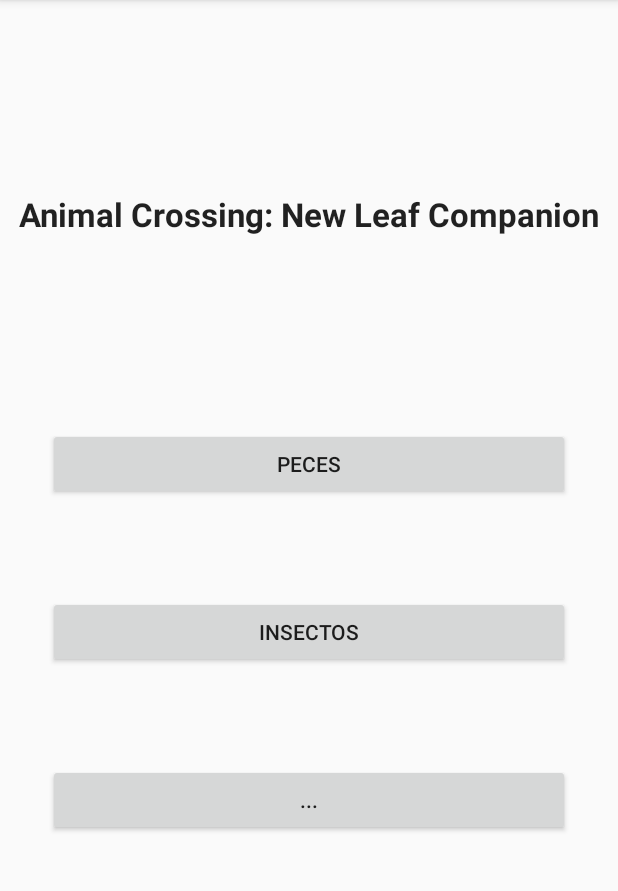
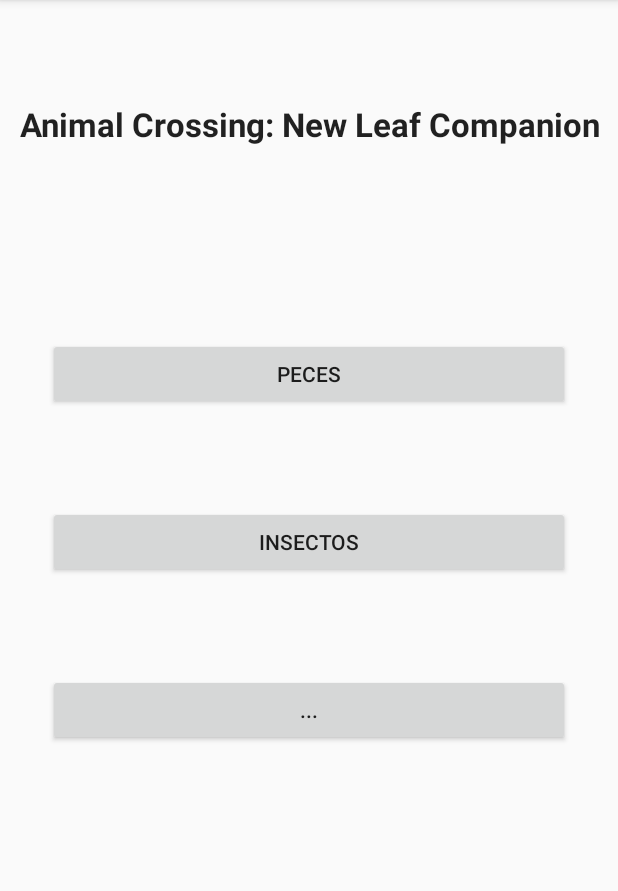
Before and after one commit to dmonzonis/Nookpendium, an Android app: the screen it shows after launch (CollectionSelectActivity), on a phone screen of 412 x 824 dp, the part 84-975 px from its top. Run offline under Robolectric (Android 15) with nearby library versions, the phone set to English and light mode, and no system bars.

Commit message:
Add main menu for the collections that exist so far

```diff
--- a/app/src/main/java/com/dmonzonis/acnlcompanion/CollectionSelectActivity.kt
+++ b/app/src/main/java/com/dmonzonis/acnlcompanion/CollectionSelectActivity.kt
@@ -1,12 +1,32 @@
 package com.dmonzonis.acnlcompanion
 
+import android.content.Intent
 import android.os.Bundle
 import android.support.v7.app.AppCompatActivity
+import kotlinx.android.synthetic.main.activity_collection_select.*
 
 class CollectionSelectActivity : AppCompatActivity() {
     override fun onCreate(savedInstanceState: Bundle?) {
         super.onCreate(savedInstanceState)
         setContentView(R.layout.activity_collection_select)
 
+        button_fish.setOnClickListener {
+            openCollectionInstance("fish.xml")
+        }
+
+        button_insects.setOnClickListener {
+            openCollectionInstance("insects.xml")
+        }
+
+        //TODO: Underwater button
+    }
+
+    private fun openCollectionInstance(filename: String) {
+        val intent = Intent(this, CollectionActivity::class.java)
+
+        // Pass the filename string to the new activity
+        intent.putExtra("filename", filename)
+
+        startActivity(intent)
     }
 }
--- a/app/src/main/res/layout/activity_collection_select.xml
+++ b/app/src/main/res/layout/activity_collection_select.xml
@@ -15,9 +15,9 @@
             app:layout_constraintEnd_toEndOf="parent"
             android:layout_marginEnd="8dp"
             android:layout_marginRight="8dp"
-            android:layout_marginTop="128dp"
+            android:layout_marginTop="68dp"
             android:textAppearance="@style/TextAppearance.AppCompat.Large"
-            android:textStyle="bold"/>
+            android:textStyle="bold" android:gravity="center"/>
     <Button
             android:text="Peces"
             android:layout_width="0dp"
```
Also changed, not shown: app/src/main/java/com/dmonzonis/acnlcompanion/CollectionActivity.kt (+6 -1 lines).
